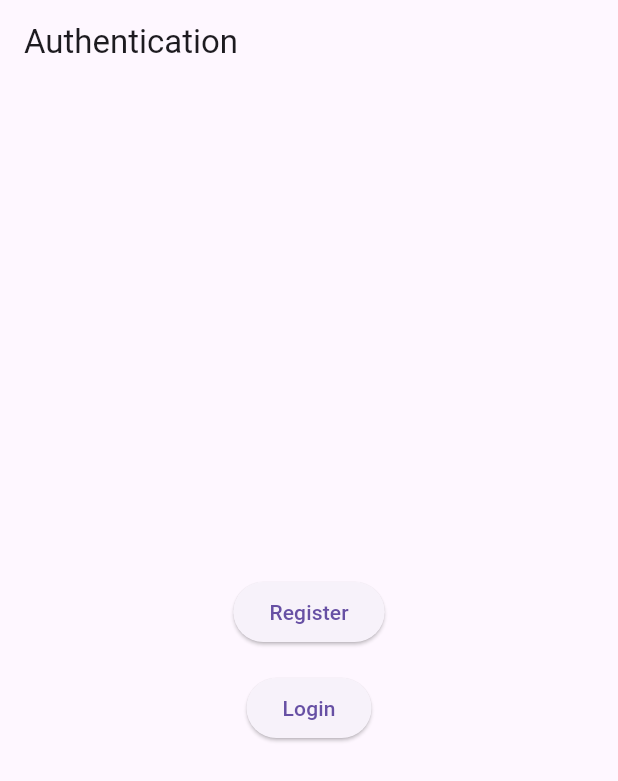
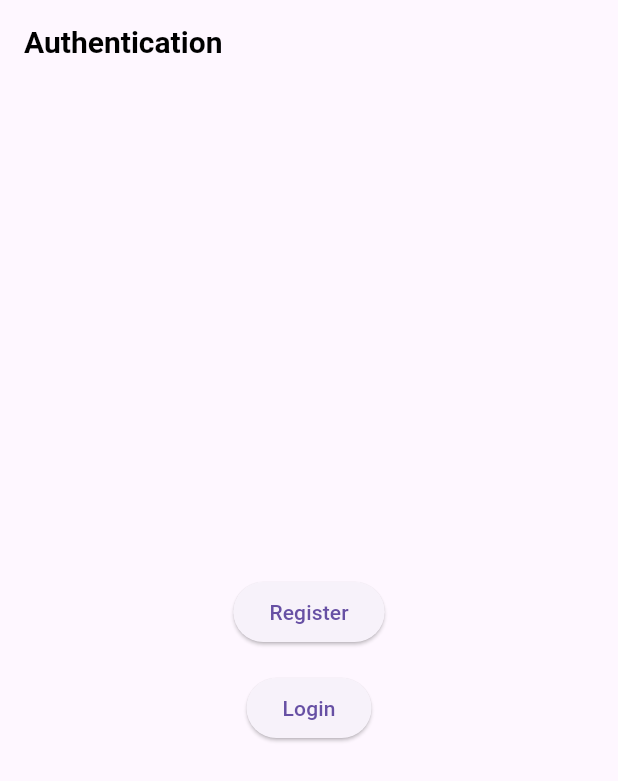
Before and after one commit to BBI-AvinashMane/Flutter_Assignments, a Flutter app: the screen it shows after launch, on a phone screen of 412 x 824 dp. Shown: the top 781 px of the screen. Run offline on Flutter 3.47's test engine with Material 3 defaults, Android fonts, the light colour scheme and no system bars; our stand-ins replace dartz, equatable, firebase_core, firebase_database, flutter_bloc, get_it and 1 more; accounts and stored records are empty.

Commit message:
#9:modularised color and basic styles: task_manager_firebase

```diff
--- a/lib/core/utils/constant_colors.dart
+++ b/lib/core/utils/constant_colors.dart
@@ -1,6 +1,8 @@
 import 'package:flutter/material.dart';
 
 class AppColors {
+  static const Color deleteIcon=Colors.red;
+  static const Color editIconColor=Colors.blue;
   static const Color primaryColor = Colors.blue;
   static const Color accentColor = Colors.orange;
   static const Color errorColor = Colors.red;
@@ -11,4 +13,10 @@ class AppColors {
   static const Color highPriority = Colors.red;
   static const Color mediumPriority = Colors.orange;
   static const Color lowPriority = Colors.green;
+  static  Color overDueHoursText =Colors.red.shade700;
+  static const Color whiteText=Colors.white;
+  static const Color resetFilterText=Color.fromARGB(255, 245, 30, 6);
+  static  Color expandedTask=Colors.blue.shade50;
+  static const taskBackgroundColor=Colors.white;
+
 }
--- a/lib/features/authenticate/presentation/pages/authenticate_page.dart
+++ b/lib/features/authenticate/presentation/pages/authenticate_page.dart
@@ -1,6 +1,8 @@
 import 'package:flutter/material.dart';
 import 'package:flutter_bloc/flutter_bloc.dart';
+import 'package:task_manager_firebase/core/utils/constant_colors.dart';
 import 'package:task_manager_firebase/core/utils/constants.dart';
+import 'package:task_manager_firebase/core/utils/text_style.dart';
 import '../bloc/authenticate_bloc.dart';
 
 class AuthenticatePage extends StatelessWidget {
@@ -10,7 +12,8 @@ class AuthenticatePage extends StatelessWidget {
   Widget build(BuildContext context) {
     return Scaffold(
       appBar: AppBar(
-        title: const Text(Constants.authenticationTitle),
+        title: const Text(Constants.authenticationTitle,style: AppTextStyles.titleStyle,),
+
       ),
       body: Center(
         child: Column(
@@ -18,11 +21,7 @@ class AuthenticatePage extends StatelessWidget {
           children: [
             BlocConsumer<AuthenticateBloc, AuthenticateState>(
               listener: (context, state) {
-                if (state is AuthenticateError) {
-                  ScaffoldMessenger.of(context).showSnackBar(
-                    SnackBar(content: Text(state.message)),
-                  );
-                } else if (state is AuthenticateSuccess) {
+                if (state is AuthenticateSuccess) {
                   Navigator.pushReplacementNamed(
                     context,
                     Constants.tasksRoute,
--- a/lib/features/manage_task/presentation/pages/task_filter.dart
+++ b/lib/features/manage_task/presentation/pages/task_filter.dart
@@ -1,5 +1,6 @@
 import 'package:flutter/material.dart';
 import 'package:shared_preferences/shared_preferences.dart';
+import 'package:task_manager_firebase/core/utils/constant_colors.dart';
 import 'package:task_manager_firebase/core/utils/constants.dart';
 
 class TaskFilterPage extends StatefulWidget {
@@ -84,7 +85,7 @@ class _TaskFilterPageState extends State<TaskFilterPage> {
             },
             child: const Text(
               Constants.resetFilters,
-              style: TextStyle(color: Color.fromARGB(255, 245, 30, 6)),
+              style: TextStyle(color:AppColors.resetFilterText ),
             ),
           ),
         ],
```
Also changed, not shown: lib/features/authenticate/presentation/pages/login_page.dart (+19 -9 lines), lib/features/manage_task/presentation/pages/task_details.dart (deleted, +0 -69 lines), lib/features/manage_task/presentation/pages/task_list.dart (+10 -8 lines), pubspec.lock, 1 other file.
